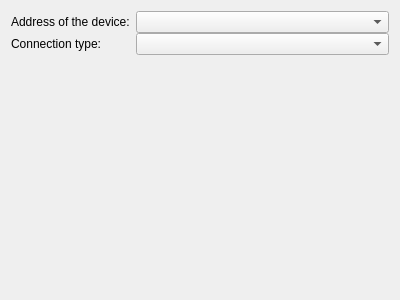
This is libs/editor/settings/ui/bt.ui in KDE/plasma-nm as Qt 5 draws it before an edit. The edited form follows.
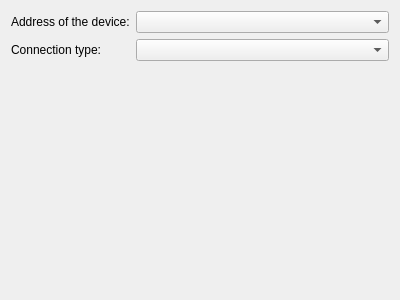
This is the edited form. Custom widgets are drawn as their Qt base class.

Patch:
```diff
--- a/libs/editor/settings/ui/bt.ui
+++ b/libs/editor/settings/ui/bt.ui
@@ -13,7 +13,7 @@
   </property>
   <layout class="QFormLayout" name="formLayout">
     <property name="verticalSpacing">
-    <number>0</number>
+    <number>6</number>
     </property>
    <item row="0" column="0">
     <widget class="QLabel" name="label">
```
Lines whose indentation alone changed are shown as unchanged.
